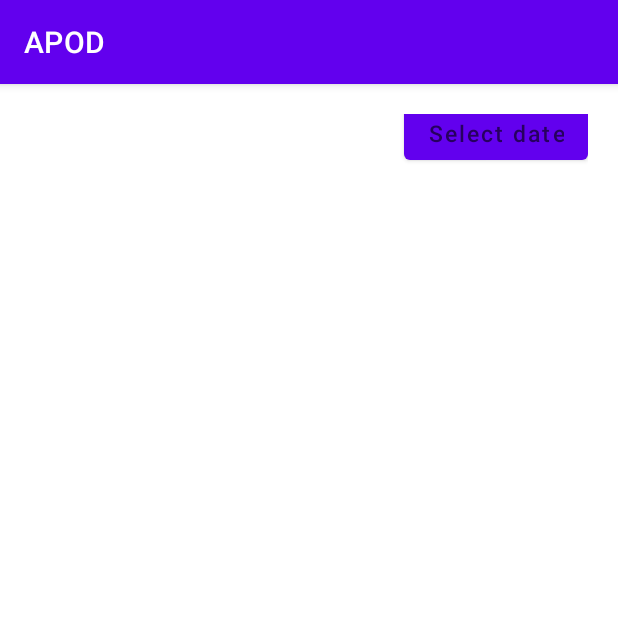
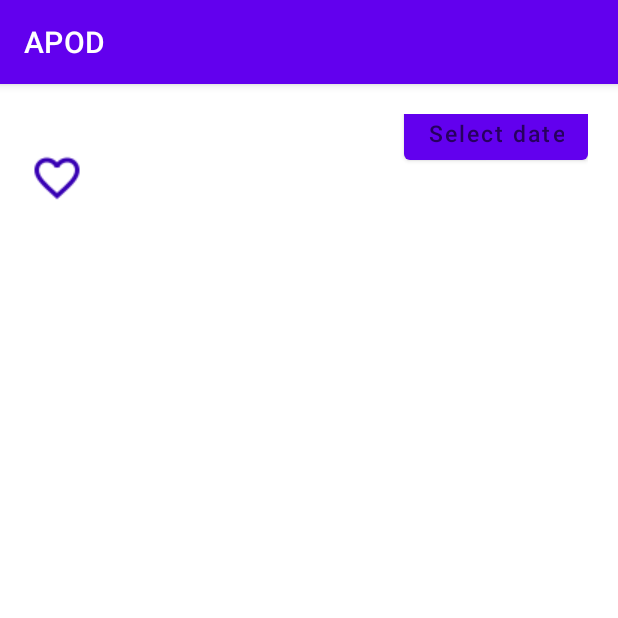
Before and after one commit to Kaveriph/APOD, an Android app: the screen it shows after launch (MainActivity), on a phone screen of 412 x 824 dp, the top half of it. Run offline under Robolectric (Android 15) with nearby library versions, the phone set to English and light mode, and no system bars; our stand-ins replace data binding; plain views replace PlayerView; network calls fail; pictures from the network do not load; 1 statement that could not run was skipped.

Commit message:
updated the tint for add to fav icon in night mode and day mode

```diff
--- a/app/src/main/assets/config.properties
+++ b/app/src/main/assets/config.properties
@@ -1 +1 @@
-NASA_API_KEY=
+NASA_API_KEY=5tionaDlkbwKACzzTeCqzSz9o6gEwpbn64KaWp1H
--- a/app/src/main/java/com/kaveri/gs/apod/view/fragments/APODFragment.kt
+++ b/app/src/main/java/com/kaveri/gs/apod/view/fragments/APODFragment.kt
@@ -74,7 +74,7 @@ class APODFragment : Fragment(), APODFragmentActionListener {
                 println("today's APOD is updated")
                 initMedia(it)
                 binding?.addToFavImg?.visibility = View.VISIBLE
-                if (apod.fav) binding?.addToFavImg?.setBackgroundResource(R.drawable.ic_added_to_fav)
+                if (apod.fav) binding?.addToFavImg?.setBackgroundResource(R.drawable.ic_baseline_added_to_favorite)
                 else binding?.addToFavImg?.setBackgroundResource(R.drawable.ic_add_to_fav)
             }
         })
--- a/app/src/main/java/com/kaveri/gs/apod/view/fragments/FavListFragment.kt
+++ b/app/src/main/java/com/kaveri/gs/apod/view/fragments/FavListFragment.kt
@@ -51,9 +51,9 @@ class FavListFragment : Fragment(), IListActionListener {
     }
 
     private fun initObservers() {
-        viewModel.indexOfItemRemoved.observe(viewLifecycleOwner, {
+        viewModel.indexOfItemRemoved?.observe(viewLifecycleOwner, {
             println("item removed : ${it}")
-            if (it != -1) {
+            if (it != null && it != -1 && it<listOfFavApod.size) {
                 listOfFavApod.removeAt(it)
                 recyclerViewAdapter?.notifyItemRemoved(it)
             }
@@ -68,7 +68,7 @@ class FavListFragment : Fragment(), IListActionListener {
 
     override fun onPause() {
         super.onPause()
-        viewModel.indexOfItemRemoved.value = -1
+        viewModel.indexOfItemRemoved?.value = -1
     }
 
     private fun init() {
--- a/app/src/main/java/com/kaveri/gs/apod/viewmodel/MainViewModel.kt
+++ b/app/src/main/java/com/kaveri/gs/apod/viewmodel/MainViewModel.kt
@@ -25,7 +25,7 @@ import kotlin.collections.ArrayList
  * */
 class MainViewModel(application: Application) : AndroidViewModel(application) {
 
-    var indexOfItemRemoved: MutableLiveData<Int> = MutableLiveData()
+    var indexOfItemRemoved: MutableLiveData<Int>? = MutableLiveData()
     var selectedDate: MutableLiveData<String> = MutableLiveData()
     var todaysApod: MutableLiveData<APOD> = MutableLiveData()
     private val apodRepository = APODRepository(application.applicationContext)
@@ -190,7 +190,7 @@ class MainViewModel(application: Application) : AndroidViewModel(application) {
                 }
                 println("SDK < N : itemToBeRemoved : ${itemTobeRemoved}")
                 itemTobeRemoved?.let {
-                    indexOfItemRemoved.value = favListOfAPOD.value?.indexOf(itemTobeRemoved)
+                    indexOfItemRemoved?.value = favListOfAPOD.value?.indexOf(itemTobeRemoved)
                     favListOfAPOD.value?.remove(itemTobeRemoved)
                     println("removed the item")
                 }
--- /dev/null
+++ b/app/src/main/res/drawable/ic_baseline_add_to_favorite.xml
@@ -0,0 +1,5 @@
+<vector android:height="36dp" android:tint="?attr/colorControlNormal"
+    android:viewportHeight="24" android:viewportWidth="24"
+    android:width="36dp" xmlns:android="http://schemas.android.com/apk/res/android">
+    <path android:fillColor="@android:color/holo_blue_dark" android:pathData="M16.5,3c-1.74,0 -3.41,0.81 -4.5,2.09C10.91,3.81 9.24,3 7.5,3 4.42,3 2,5.42 2,8.5c0,3.78 3.4,6.86 8.55,11.54L12,21.35l1.45,-1.32C18.6,15.36 22,12.28 22,8.5 22,5.42 19.58,3 16.5,3zM12.1,18.55l-0.1,0.1 -0.1,-0.1C7.14,14.24 4,11.39 4,8.5 4,6.5 5.5,5 7.5,5c1.54,0 3.04,0.99 3.57,2.36h1.87C13.46,5.99 14.96,5 16.5,5c2,0 3.5,1.5 3.5,3.5 0,2.89 -3.14,5.74 -7.9,10.05z"/>
+</vector>
--- /dev/null
+++ b/app/src/main/res/drawable/ic_baseline_added_to_favorite.xml
@@ -0,0 +1,5 @@
+<vector android:height="36dp" android:tint="?attr/colorControlNormal"
+    android:viewportHeight="24" android:viewportWidth="24"
+    android:width="36dp" xmlns:android="http://schemas.android.com/apk/res/android">
+    <path android:fillColor="@android:color/holo_blue_dark" android:pathData="M12,21.35l-1.45,-1.32C5.4,15.36 2,12.28 2,8.5 2,5.42 4.42,3 7.5,3c1.74,0 3.41,0.81 4.5,2.09C13.09,3.81 14.76,3 16.5,3 19.58,3 22,5.42 22,8.5c0,3.78 -3.4,6.86 -8.55,11.54L12,21.35z"/>
+</vector>
--- a/app/src/main/res/layout/fragment_a_p_o_d.xml
+++ b/app/src/main/res/layout/fragment_a_p_o_d.xml
@@ -59,8 +59,8 @@
             <ImageView
                 android:id="@+id/addToFavImg"
                 android:layout_width="wrap_content"
+                android:tint="@color/purple_700"
                 android:src="@drawable/ic_add_to_fav"
-                android:visibility="gone"
                 android:onClick="@{ (view) -> actionListener.addToFav()}"
                 android:layout_height="wrap_content"/>
 
```
